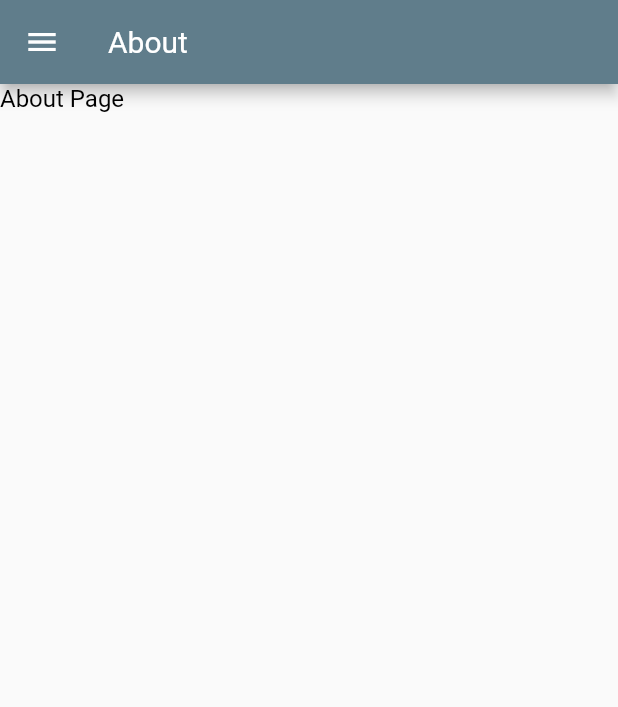
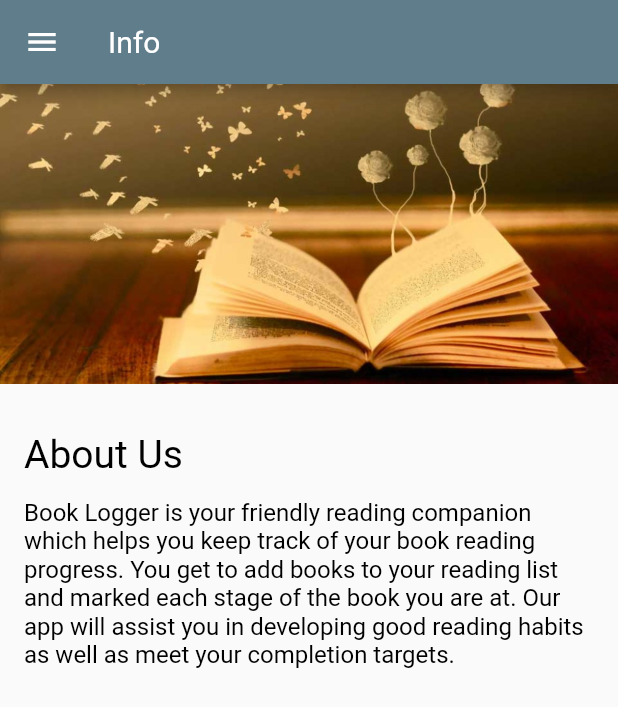
Before and after one commit to shumbaashley/book_logger, a Flutter app: the About screen opened directly, on a phone screen of 412 x 824 dp. Shown: the top 707 px of the screen. Run offline on Flutter 3.47's test engine with Material 2 defaults, Android fonts, the phone set to English and light mode, and no system bars; our stand-ins replace sqflite; accounts and stored records are empty.

Commit message:
added about_image and text section

```diff
--- a/lib/main.dart
+++ b/lib/main.dart
@@ -23,6 +23,7 @@ class MyApp extends StatelessWidget {
         ),
         textTheme: TextTheme(
           headline6: AppBarTextStyle,
+          headline5: TitleTextStyle,
           bodyText2 : BodyTextStyle,
           subtitle1 : BodyTextStyle
         )
--- a/lib/screens/about.dart
+++ b/lib/screens/about.dart
@@ -1,16 +1,28 @@
 import 'package:book_logger/style.dart';
 import 'package:book_logger/widgets/navdrawer.dart';
+import 'package:book_logger/widgets/textsection.dart';
 import 'package:flutter/material.dart';
 
 class About extends StatelessWidget {
   @override
   Widget build(BuildContext context) {
     return Scaffold(
-      appBar: AppBar(title: Text('About')),
+      appBar: AppBar(title: Text('Info')),
       drawer: NavbarDrawer(),
-      body: Container(
-        child: Text('About Page', style: BodyTextStyle,),
-      ),
-    );
+      body: Column(
+        mainAxisAlignment: MainAxisAlignment.start,
+        crossAxisAlignment: CrossAxisAlignment.stretch,
+        children: [
+          Container(
+            constraints: BoxConstraints.expand(height: 200.0),
+            decoration: BoxDecoration(color: Colors.grey),
+            child: Image.asset(
+              'images/about_image.jpg',
+              fit: BoxFit.cover
+            ),
+          ),
+          TextSection('About Us', 'Book Logger is your friendly reading companion which helps you keep track of your book reading progress. You get to add books to your reading list and marked each stage of the book you are at. Our app will assist you in developing good reading habits as well as meet your completion targets.')
+        ]
+    ));
   }
 }
--- a/lib/style.dart
+++ b/lib/style.dart
@@ -18,6 +18,13 @@ const NavBarTextStyle = TextStyle(
     color: Colors.white
 );
 
+const TitleTextStyle = TextStyle(
+    fontFamily: FontFamily,
+    fontWeight: FontWeight.w300,
+    fontSize: LargeTextSize,
+    color: Colors.black
+);
+
 
 const BodyTextStyle = TextStyle(
     fontFamily: FontFamily,
--- a/lib/widgets/navdrawer.dart
+++ b/lib/widgets/navdrawer.dart
@@ -2,7 +2,6 @@ import 'package:book_logger/screens/about.dart';
 import 'package:book_logger/screens/book_list.dart';
 import 'package:book_logger/screens/progress.dart';
 import 'package:flutter/material.dart';
-
 import '../style.dart';
 
 class NavbarDrawer extends StatelessWidget {
@@ -33,19 +32,19 @@ class NavbarDrawer extends StatelessWidget {
           },
         ),
         ListTile(
-          leading: Icon(Icons.input),
-          title: Text('About'),
-          onTap: () {
-            Navigator.push(context, MaterialPageRoute(builder: (context) => About()));
-          },
-        ),
-        ListTile(
           leading: Icon(Icons.border_color),
           title: Text('Progress'),
           onTap: () {
             Navigator.push(context, MaterialPageRoute(builder: (context) => Progress()));
           },
         ),
+        ListTile(
+          leading: Icon(Icons.input),
+          title: Text('Info'),
+          onTap: () {
+            Navigator.push(context, MaterialPageRoute(builder: (context) => About()));
+          },
+        ),
       ],
     ));
   }
--- /dev/null
+++ b/lib/widgets/textsection.dart
@@ -0,0 +1,25 @@
+import 'package:flutter/material.dart';
+
+class TextSection extends StatelessWidget {
+  final String _title;
+  final String _body;
+
+  TextSection(this._title, this._body);
+
+  @override
+  Widget build(BuildContext context) {
+    return Column(
+        mainAxisAlignment: MainAxisAlignment.start,
+        crossAxisAlignment: CrossAxisAlignment.stretch,
+        children: [
+          Container(
+            padding: EdgeInsets.fromLTRB(16.0, 32.0, 16.0, 4.0),
+            child: Text(_title, style: Theme.of(context).textTheme.headline5,),
+          ),
+          Container(
+            padding: EdgeInsets.fromLTRB(16.0, 10.0, 16.0, 16.0),
+            child: Text(_body,style: Theme.of(context).textTheme.bodyText2,),
+          ),
+        ]);
+  }
+}
--- a/pubspec.yaml
+++ b/pubspec.yaml
@@ -35,6 +35,7 @@ dev_dependencies:
   sqflite: ^1.3.2+1
   path_provider: ^1.6.24
   intl: ^0.16.1
+  percent_indicator: ^2.1.9
 # For information on the generic Dart part of this file, see the
 # following page: https://dart.dev/tools/pub/pubspec
 
@@ -47,8 +48,7 @@ flutter:
 
   # To add assets to your application, add an assets section, like this:
   assets:
-    - images/book_logger_icon.png
-    - images/navbar_cover.jpg
+    - images/
 
   # An image asset can refer to one or more resolution-specific "variants", see
   # https://flutter.dev/assets-and-images/#resolution-aware.
```
Also changed, not shown: images/about_image.jpg (added), pubspec.lock.
